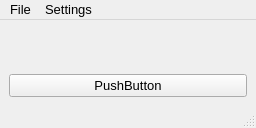
Old version of the form mainwindow.ui in the repository Pinadva/Job.
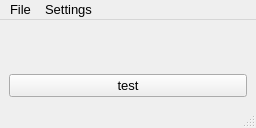
New version of the form.

Commit message: Добавлены сочетания клавиш для формы addtags

```diff
--- a/mainwindow.ui
+++ b/mainwindow.ui
@@ -51,7 +51,7 @@
     <item>
      <widget class="QPushButton" name="pushButton">
       <property name="text">
-       <string>PushButton</string>
+       <string>test</string>
       </property>
      </widget>
     </item>
```
Left out of the diff: 2 changed lines with no effect on the pictures. The commit also changes 7 other files.
